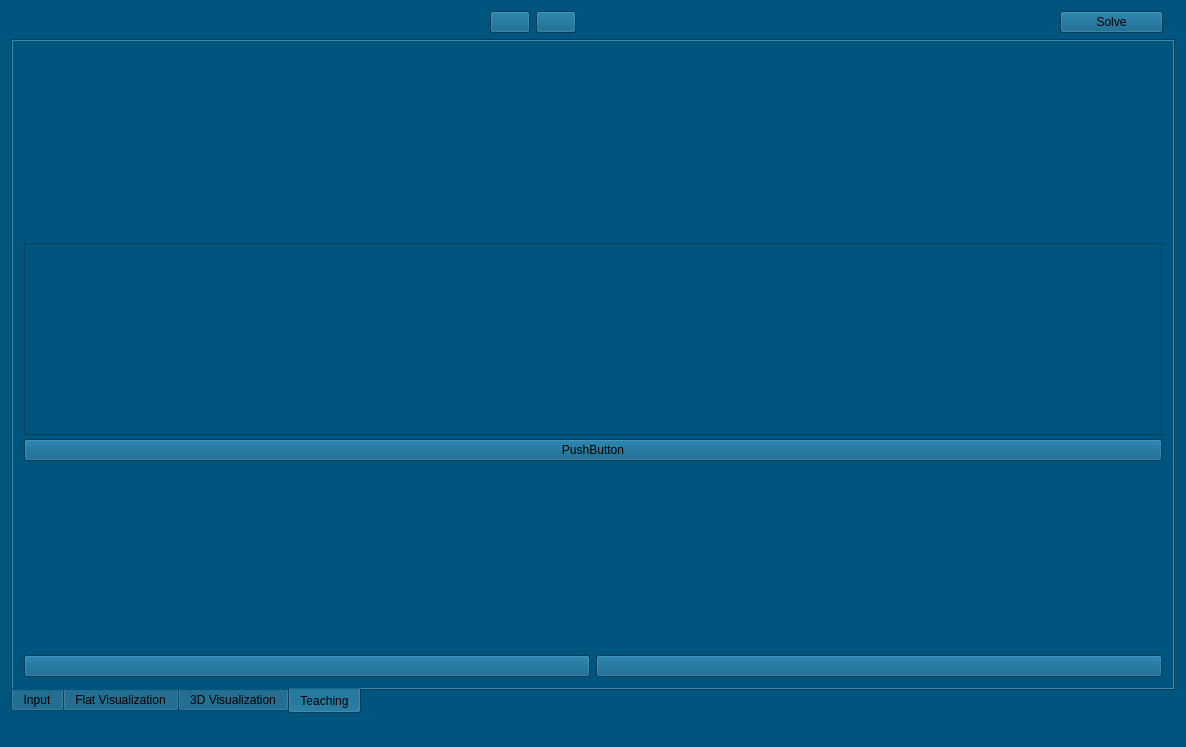
Qt form rubikomo/mainwindow.ui (siemensmacv/rubik-teacher) before a commit.
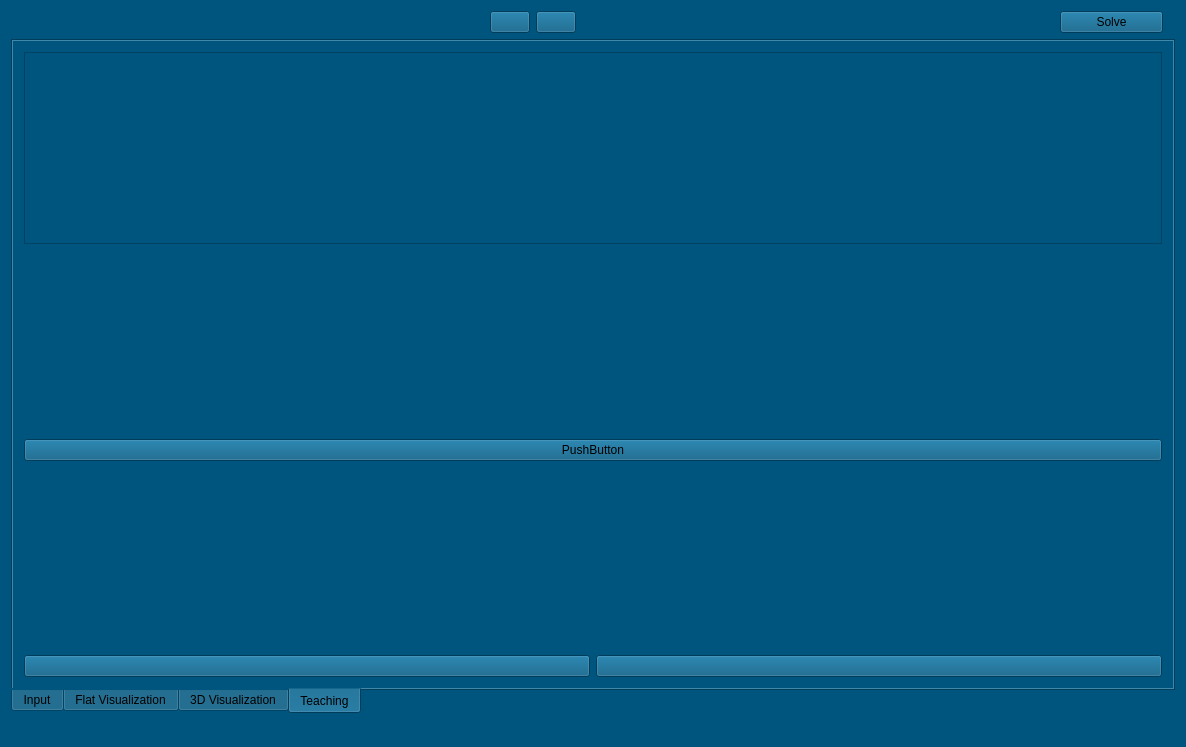
The same form after that commit.

Diff of the .ui file:
```diff
--- a/rubikomo/mainwindow.ui
+++ b/rubikomo/mainwindow.ui
@@ -901,6 +901,19 @@
             <property name="spacing">
              <number>4</number>
             </property>
+            <item>
+             <widget class="QListView" name="listView">
+              <property name="movement">
+               <enum>QListView::Free</enum>
+              </property>
+              <property name="isWrapping" stdset="0">
+               <bool>false</bool>
+              </property>
+              <property name="resizeMode">
+               <enum>QListView::Adjust</enum>
+              </property>
+             </widget>
+            </item>
             <item>
              <spacer name="verticalSpacer_10">
               <property name="orientation">
@@ -914,19 +927,6 @@
               </property>
              </spacer>
             </item>
-            <item>
-             <widget class="QListView" name="listView">
-              <property name="movement">
-               <enum>QListView::Free</enum>
-              </property>
-              <property name="isWrapping" stdset="0">
-               <bool>false</bool>
-              </property>
-              <property name="resizeMode">
-               <enum>QListView::Adjust</enum>
-              </property>
-             </widget>
-            </item>
             <item>
              <widget class="QPushButton" name="pushButton_LoadTeaching">
               <property name="sizePolicy">
```
